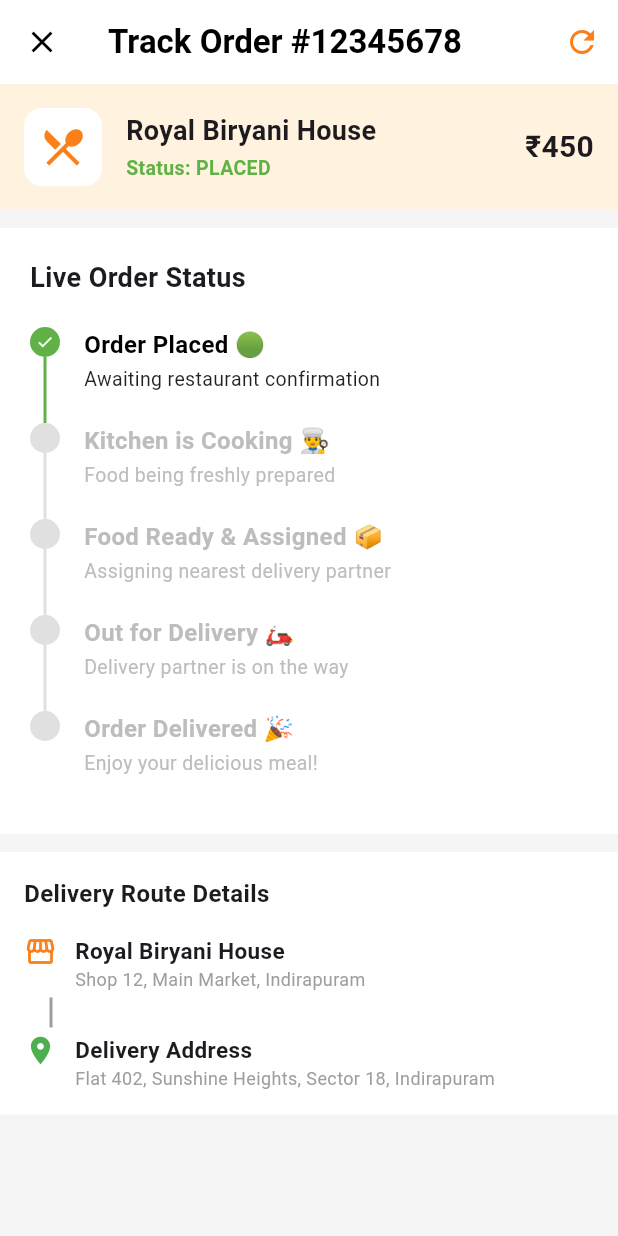
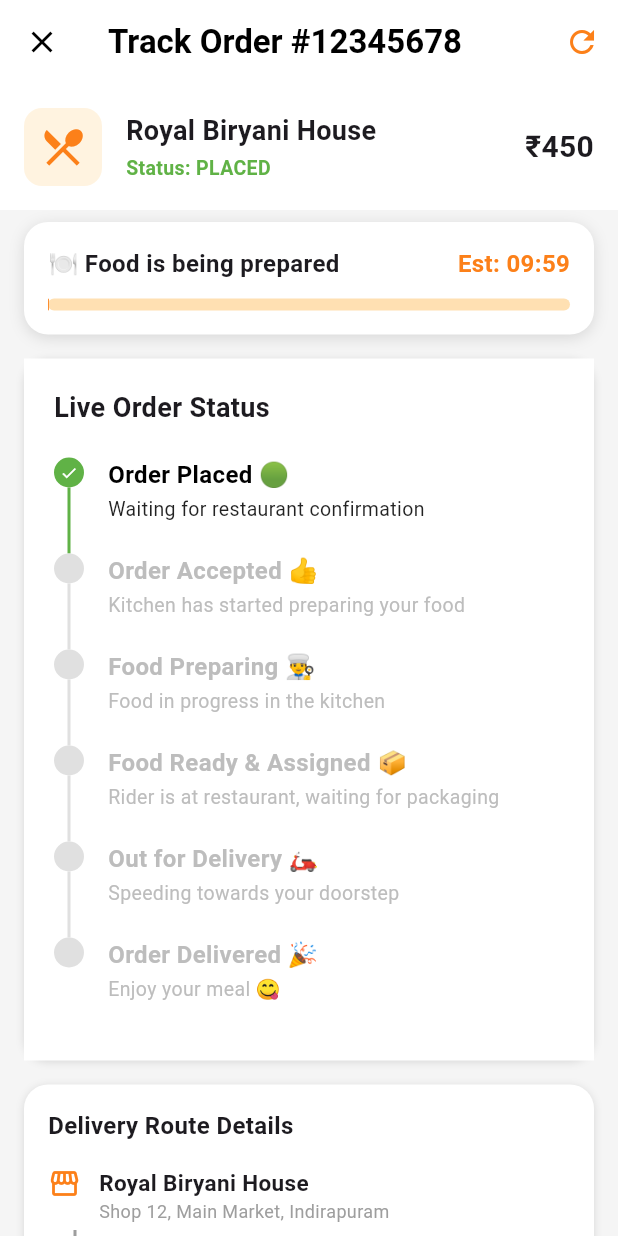
Before and after one commit to 2021cd31pr/parindey_user_app, a Flutter app: the OrderTrackingScreen screen opened directly, on a phone screen of 412 x 824 dp. Run offline on Flutter 3.47's test engine with Material 3 defaults, Android fonts, the phone set to English and light mode, and no system bars; our stand-ins replace flutter_riverpod, geolocator, shared_preferences; accounts and stored records are empty; network calls fail.

Commit message:
Update OrderModel for new tracking fields, implement OrderTracking live countdown timer, comprehensive statuses, and Rider Card

```diff
--- a/lib/models/category_model.dart
+++ b/lib/models/category_model.dart
@@ -20,7 +20,7 @@ class CategoryModel {
     final str = url.toString().trim();
     if (str.isEmpty || str == 'null' || str == 'undefined') return null;
     if (str.startsWith('/')) {
-      return 'https://parindey-92zk.onrender.com$str';
+      return 'https://parindey-production.up.railway.app$str';
     }
     return str;
   }
--- a/lib/models/dish_model.dart
+++ b/lib/models/dish_model.dart
@@ -38,7 +38,7 @@ class DishModel {
     final str = url.toString().trim();
     if (str.isEmpty || str == 'null' || str == 'undefined') return null;
     if (str.startsWith('/')) {
-      return 'https://parindey-92zk.onrender.com$str';
+      return 'https://parindey-production.up.railway.app$str';
     }
     return str;
   }
--- a/lib/models/order_model.dart
+++ b/lib/models/order_model.dart
@@ -49,6 +49,7 @@ class OrderResponse {
   final String restaurantId;
   final String? restaurantName;
   final String? restaurantAddress;
+  final String? restaurantPhone;
   final double? restaurantLatitude;
   final double? restaurantLongitude;
   final String status;
@@ -64,16 +65,26 @@ class OrderResponse {
   final String? deliveryPartnerId;
   final String? deliveryPartnerName;
   final String? deliveryPartnerPhone;
-  final String? assignedDeliveryAt;
-  final String? deliveredAt;
-  final String? createdAt;
+  final DateTime? assignedDeliveryAt;
+  final DateTime? deliveredAt;
+  final DateTime? createdAt;
   final List<dynamic>? items;
+
+  // ⏱️ NEW TIMER & STATUS TRACKING FIELDS
+  final int prepTimeMinutes;
+  final DateTime? prepEndsAt;
+  final int prepExtendedCount;
+  final DateTime? acceptedAt;
+  final DateTime? pickupArrivedAt;
+  final DateTime? pickedUpAt;
+  final int remainingPrepSeconds;
 
   OrderResponse({
     required this.id,
     required this.restaurantId,
     this.restaurantName,
     this.restaurantAddress,
+    this.restaurantPhone,
     this.restaurantLatitude,
     this.restaurantLongitude,
     required this.status,
@@ -93,6 +104,13 @@ class OrderResponse {
     this.deliveredAt,
     this.createdAt,
     this.items,
+    this.prepTimeMinutes = 10,
+    this.prepEndsAt,
+    this.prepExtendedCount = 0,
+    this.acceptedAt,
+    this.pickupArrivedAt,
+    this.pickedUpAt,
+    this.remainingPrepSeconds = 0,
   });
 
   factory OrderResponse.fromJson(Map<String, dynamic> json) {
@@ -101,6 +119,7 @@ class OrderResponse {
       restaurantId: json['restaurantId']?.toString() ?? '',
       restaurantName: json['restaurantName']?.toString() ?? json['restaurant']?['name']?.toString(),
       restaurantAddress: json['restaurantAddress']?.toString() ?? json['restaurant']?['address']?.toString(),
+      restaurantPhone: json['restaurantPhone']?.toString(),
       restaurantLatitude: (json['restaurantLatitude'] as num?)?.toDouble(),
       restaurantLongitude: (json['restaurantLongitude'] as num?)?.toDouble(),
       status: json['status']?.toString() ?? 'PLACED',
@@ -116,10 +135,17 @@ class OrderResponse {
       deliveryPartnerId: json['deliveryPartnerId']?.toString(),
       deliveryPartnerName: json['deliveryPartnerName']?.toString() ?? json['deliveryBoyName']?.toString(),
       deliveryPartnerPhone: json['deliveryPartnerPhone']?.toString() ?? json['deliveryBoyPhone']?.toString(),
-      assignedDeliveryAt: json['assignedDeliveryAt']?.toString(),
-      deliveredAt: json['deliveredAt']?.toString(),
-      createdAt: json['createdAt']?.toString(),
+      assignedDeliveryAt: json['assignedDeliveryAt'] != null ? DateTime.tryParse(json['assignedDeliveryAt']) : null,
+      deliveredAt: json['deliveredAt'] != null ? DateTime.tryParse(json['deliveredAt']) : null,
+      createdAt: json['createdAt'] != null ? DateTime.tryParse(json['createdAt']) : null,
       items: json['items'] as List<dynamic>?,
+      prepTimeMinutes: (json['prepTimeMinutes'] as num?)?.toInt() ?? 10,
+      prepEndsAt: json['prepEndsAt'] != null ? DateTime.tryParse(json['prepEndsAt']) : null,
+      prepExtendedCount: (json['prepExtendedCount'] as num?)?.toInt() ?? 0,
+      acceptedAt: json['acceptedAt'] != null ? DateTime.tryParse(json['acceptedAt']) : null,
+      pickupArrivedAt: json['pickupArrivedAt'] != null ? DateTime.tryParse(json['pickupArrivedAt']) : null,
+      pickedUpAt: json['pickedUpAt'] != null ? DateTime.tryParse(json['pickedUpAt']) : null,
+      remainingPrepSeconds: (json['remainingPrepSeconds'] as num?)?.toInt() ?? 0,
     );
   }
 }
--- a/lib/models/restaurant_model.dart
+++ b/lib/models/restaurant_model.dart
@@ -38,7 +38,7 @@ class RestaurantModel {
     final str = url.toString().trim();
     if (str.isEmpty || str == 'null' || str == 'undefined') return null;
     if (str.startsWith('/')) {
-      return 'https://parindey-92zk.onrender.com$str';
+      return 'https://parindey-production.up.railway.app$str';
     }
     return str;
   }
--- a/lib/screens/order_tracking_screen.dart
+++ b/lib/screens/order_tracking_screen.dart
@@ -17,9 +17,11 @@ class OrderTrackingScreen extends ConsumerStatefulWidget {
 }
 
 class _OrderTrackingScreenState extends ConsumerState<OrderTrackingScreen> {
-  Timer? _timer;
+  Timer? _pollingTimer;
+  Timer? _countdownTimer;
   late OrderResponse _currentOrder;
   bool _isRefreshing = false;
+  int _remainingSeconds = 0;
 
   @override
   void initState() {
@@ -35,20 +37,47 @@ class _OrderTrackingScreenState extends ConsumerState<OrderTrackingScreen> {
           customerName: 'Rahul Sharma',
           customerPhone: '9876543210',
           deliveryAddress: 'Flat 402, Sunshine Heights, Sector 18, Indirapuram',
+          prepTimeMinutes: 10,
         );
 
+    _updateRemainingTime();
+    _startCountdownTimer();
     _startPolling();
   }
 
+  void _updateRemainingTime() {
+    if (_currentOrder.prepEndsAt != null) {
+      final diff = _currentOrder.prepEndsAt!.difference(DateTime.now()).inSeconds;
+      _remainingSeconds = diff > 0 ? diff : 0;
+    } else {
+      _remainingSeconds = _currentOrder.remainingPrepSeconds > 0
+          ? _currentOrder.remainingPrepSeconds
+          : (_currentOrder.prepTimeMinutes * 60);
+    }
+  }
+
+  void _startCountdownTimer() {
+    _countdownTimer = Timer.periodic(const Duration(seconds: 1), (timer) {
+      if (!mounted) return;
+      if (_remainingSeconds > 0 &&
+          (_currentOrder.status == 'PLACED' || _currentOrder.status == 'ACCEPTED' || _currentOrder.status == 'PREPARING')) {
+        setState(() {
+          _remainingSeconds--;
+        });
+      }
+    });
+  }
+
   void _startPolling() {
-    _timer = Timer.periodic(const Duration(seconds: 15), (_) {
+    _pollingTimer = Timer.periodic(const Duration(seconds: 15), (_) {
       _refreshOrderDetails();
     });
   }
 
   @override
   void dispose() {
-    _timer?.cancel();
+    _pollingTimer?.cancel();
+    _countdownTimer?.cancel();
     super.dispose();
   }
 
@@ -62,6 +91,7 @@ class _OrderTrackingScreenState extends ConsumerState<OrderTrackingScreen> {
       if (mounted) {
         setState(() {
           _currentOrder = updated;
+          _updateRemainingTime();
           _isRefreshing = false;
         });
       }
@@ -98,20 +128,89 @@ class _OrderTrackingScreenState extends ConsumerState<OrderTrackingScreen> {
     switch (status.toUpperCase()) {
       case 'PLACED':
         return 0;
-      case 'CONFIRMED':
+      case 'ACCEPTED':
+        return 1;
       case 'PREPARING':
-        return 1;
-      case 'ASSIGNED_TO_ADMIN':
-      case 'ASSIGNED_TO_RIDER':
+        return 2;
       case 'READY_FOR_PICKUP':
-        return 2;
+      case 'RIDER_ASSIGNED':
+      case 'OUT_FOR_PICKUP':
+      case 'REACHED_RESTAURANT':
+        return 3;
       case 'OUT_FOR_DELIVERY':
-        return 3;
+        return 4;
+      case 'ARRIVED_AT_CUSTOMER':
       case 'DELIVERED':
-        return 4;
+        return 5;
       default:
         return 0;
     }
+  }
+
+  Widget _buildCountdownWidget() {
+    if (_currentOrder.status == 'OUT_FOR_DELIVERY' || _currentOrder.status == 'DELIVERED' || _currentOrder.status == 'ARRIVED_AT_CUSTOMER') {
+      return const SizedBox.shrink();
+    }
+
+    final mins = (_remainingSeconds / 60).floor().toString().padLeft(2, '0');
+    final secs = (_remainingSeconds % 60).toString().padLeft(2, '0');
+    final timeStr = '$mins:$secs';
+    final progress = _currentOrder.prepTimeMinutes > 0
+        ? 1.0 - (_remainingSeconds / (_currentOrder.prepTimeMinutes * 60))
+        : 0.0;
+
+    return Container(
+      margin: const EdgeInsets.symmetric(horizontal: 16, vertical: 8),
+      padding: const EdgeInsets.all(16),
+      decoration: BoxDecoration(
+        color: Colors.white,
+        borderRadius: BorderRadius.circular(16),
+        boxShadow: const [BoxShadow(color: Colors.black12, blurRadius: 8, offset: Offset(0, 2))],
+      ),
+      child: Column(
+        crossAxisAlignment: CrossAxisAlignment.start,
+        children: [
+          Row(
+            mainAxisAlignment: MainAxisAlignment.spaceBetween,
+            children: [
+              const Text('🍽️ Food is being prepared', style: TextStyle(fontWeight: FontWeight.bold, fontSize: 16)),
+              Text('Est: $timeStr', style: const TextStyle(fontWeight: FontWeight.bold, color: Color(0xFFfc8019), fontSize: 16)),
+            ],
+          ),
+          const SizedBox(height: 12),
+          LinearProgressIndicator(
+            value: progress.clamp(0.0, 1.0),
+            backgroundColor: Colors.orange[100],
+            valueColor: const AlwaysStoppedAnimation<Color>(Color(0xFFfc8019)),
+            minHeight: 8,
+            borderRadius: BorderRadius.circular(4),
+          ),
+          if (_currentOrder.prepExtendedCount > 0) ...[
+            const SizedBox(height: 12),
+            Container(
+              padding: const EdgeInsets.symmetric(horizontal: 10, vertical: 6),
+              decoration: BoxDecoration(
+                color: Colors.red[50],
+                borderRadius: BorderRadius.circular(8),
+                border: Border.all(color: Colors.red[200]!),
+              ),
+              child: Row(
+                children: [
+                  const Icon(Icons.timer, color: Colors.red, size: 16),
+                  const SizedBox(width: 8),
+                  Expanded(
+                    child: Text(
+                      '⏳ Restaurant added +${_currentOrder.prepExtendedCount * 5} mins extra time for thorough preparation.',
+                      style: TextStyle(color: Colors.red[800], fontSize: 12, fontWeight: FontWeight.bold),
+                    ),
+                  ),
+                ],
+              ),
+            ),
+          ],
+        ],
+      ),
+    );
   }
 
   @override
@@ -125,9 +224,9 @@ class _OrderTrackingScreenState extends ConsumerState<OrderTrackingScreen> {
     final rAddress = _currentOrder.restaurantAddress ?? 'Main Market, City Center';
     final dAddress = _currentOrder.deliveryAddress;
 
-    final riderName = _currentOrder.deliveryPartnerName ?? 'Amit Kumar';
-    final riderPhone = _currentOrder.deliveryPartnerPhone ?? '9811223344';
-    final hasRider = status == 'OUT_FOR_DELIVERY' || status == 'DELIVERED' || _currentOrder.deliveryPartnerId != null;
+    final riderName = _currentOrder.deliveryPartnerName ?? 'Delivery Partner';
+    final riderPhone = _currentOrder.deliveryPartnerPhone ?? '';
+    final hasRider = (currentStep >= 3) && riderPhone.isNotEmpty;
 
     return Scaffold(
       backgroundColor: Colors.grey[100],
@@ -163,13 +262,13 @@ class _OrderTrackingScreenState extends ConsumerState<OrderTrackingScreen> {
             // Header Banner
             Container(
               padding: const EdgeInsets.all(16),
-              color: Colors.orange[50],
+              color: Colors.white,
               child: Row(
                 children: [
                   Container(
                     padding: const EdgeInsets.all(10),
                     decoration: BoxDecoration(
-                      color: Colors.white,
+                      color: Colors.orange[50],
                       borderRadius: BorderRadius.circular(12),
                     ),
                     child: const Icon(Icons.restaurant_menu, color: Color(0xFFfc8019), size: 32),
@@ -182,7 +281,7 @@ class _OrderTrackingScreenState extends ConsumerState<OrderTrackingScreen> {
                         Text(rName, style: const TextStyle(fontWeight: FontWeight.bold, fontSize: 18)),
                         const SizedBox(height: 2),
                         Text(
-                          'Status: $status',
+                          'Status: ${status.replaceAll('_', ' ')}',
                           style: const TextStyle(color: Color(0xFF60b246), fontWeight: FontWeight.bold, fontSize: 13),
                         ),
                       ],
@@ -193,12 +292,18 @@ class _OrderTrackingScreenState extends ConsumerState<OrderTrackingScreen> {
               ),
             ),
 
-            const SizedBox(height: 12),
+            // Live Countdown Timer
+            _buildCountdownWidget(),
 
             // Live Stepper Progress Card
             Container(
               color: Colors.white,
               padding: const EdgeInsets.all(20),
+              margin: const EdgeInsets.symmetric(horizontal: 16, vertical: 8),
+              decoration: BoxDecoration(
+                borderRadius: BorderRadius.circular(16),
+                boxShadow: const [BoxShadow(color: Colors.black12, blurRadius: 4, offset: Offset(0, 1))],
+              ),
               child: Column(
                 crossAxisAlignment: CrossAxisAlignment.start,
                 children: [
@@ -206,45 +311,54 @@ class _OrderTrackingScreenState extends ConsumerState<OrderTrackingScreen> {
                   const SizedBox(height: 20),
                   _buildStatusStep(
                     'Order Placed 🟢',
-                    'Awaiting restaurant confirmation',
+                    'Waiting for restaurant confirmation',
                     currentStep >= 0,
                     currentStep == 0,
                   ),
                   _buildStatusStep(
-                    'Kitchen is Cooking 👨‍🍳',
-                    'Food being freshly prepared',
+                    'Order Accepted 👍',
+                    'Kitchen has started preparing your food',
                     currentStep >= 1,
                     currentStep == 1,
                   ),
                   _buildStatusStep(
-                    'Food Ready & Assigned 📦',
-                    'Assigning nearest delivery partner',
+                    'Food Preparing 👨‍🍳',
+                    'Food in progress in the kitchen',
                     currentStep >= 2,
                     currentStep == 2,
                   ),
                   _buildStatusStep(
-                    'Out for Delivery 🛵',
-                    'Delivery partner is on the way',
+                    'Food Ready & Assigned 📦',
+                    'Rider is at restaurant, waiting for packaging',
                     currentStep >= 3,
                     currentStep == 3,
                   ),
                   _buildStatusStep(
-                    'Order Delivered 🎉',
-                    'Enjoy your delicious meal!',
+                    'Out for Delivery 🛵',
+                    'Speeding towards your doorstep',
                     currentStep >= 4,
                     currentStep == 4,
+                  ),
+                  _buildStatusStep(
+                    'Order Delivered 🎉',
+                    'Enjoy your meal 😋',
+                    currentStep >= 5,
+                    currentStep == 5,
                     isLast: true,
                   ),
                 ],
               ),
             ),
 
-            const SizedBox(height: 12),
-
             // Delivery Partner Card with Call Button
             if (hasRider) ...[
               Container(
-                color: Colors.white,
+                margin: const EdgeInsets.symmetric(horizontal: 16, vertical: 4),
+                decoration: BoxDecoration(
+                  color: Colors.white,
+                  borderRadius: BorderRadius.circular(16),
+                  boxShadow: const [BoxShadow(color: Colors.black12, blurRadius: 4, offset: Offset(0, 1))],
+                ),
                 padding: const EdgeInsets.all(16),
                 child: Column(
                   crossAxisAlignment: CrossAxisAlignment.start,
@@ -254,7 +368,7 @@ class _OrderTrackingScreenState extends ConsumerState<OrderTrackingScreen> {
                     Row(
                       children: [
                         CircleAvatar(
-                          backgroundColor: Colors.grey[200],
+                          backgroundColor: Colors.orange[50],
                           radius: 24,
                           child: const Icon(Icons.two_wheeler, color: Color(0xFFfc8019), size: 28),
                         ),
@@ -275,7 +389,7 @@ class _OrderTrackingScreenState extends ConsumerState<OrderTrackingScreen> {
                             shape: RoundedRectangleBorder(borderRadius: BorderRadius.circular(10)),
                           ),
                           icon: const Icon(Icons.phone, size: 16, color: Colors.white),
-                          label: const Text('CALL RIDER', style: TextStyle(color: Colors.white, fontWeight: FontWeight.bold, fontSize: 12)),
+                          label: const Text('CALL', style: TextStyle(color: Colors.white, fontWeight: FontWeight.bold, fontSize: 12)),
                           onPressed: () => _callDeliveryPartner(riderPhone),
                         ),
                       ],
@@ -283,12 +397,16 @@ class _OrderTrackingScreenState extends ConsumerState<OrderTrackingScreen> {
                   ],
                 ),
               ),
-              const SizedBox(height: 12),
             ],
 
             // Pickup & Drop Location Card
             Container(
-              color: Colors.white,
+              margin: const EdgeInsets.symmetric(horizontal: 16, vertical: 8),
+              decoration: BoxDecoration(
+                color: Colors.white,
+                borderRadius: BorderRadius.circular(16),
+                boxShadow: const [BoxShadow(color: Colors.black12, blurRadius: 4, offset: Offset(0, 1))],
+              ),
               padding: const EdgeInsets.all(16),
               child: Column(
                 crossAxisAlignment: CrossAxisAlignment.start,
--- a/lib/services/user_api_service.dart
+++ b/lib/services/user_api_service.dart
@@ -24,7 +24,7 @@ class UserApiException implements Exception {
 }
 
 class UserApiService {
-  static const String baseUrl = 'https://parindey-92zk.onrender.com';
+  static const String baseUrl = 'https://parindey-production.up.railway.app';
   static const Duration timeoutDuration = Duration(seconds: 45);
 
   Future<Map<String, String>> _getHeaders({bool requireAuth = false}) async {
```
